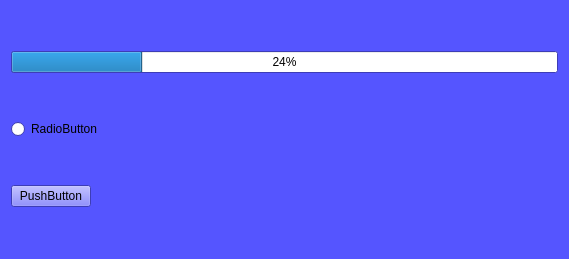
This is GUI/RegisterCoffeeWidget.ui in MikDal002/CoffeDiary as Qt 5 draws it before an edit. The edited form follows.
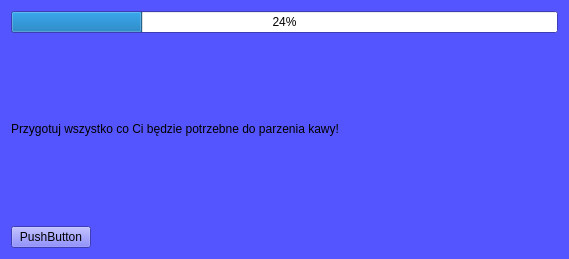
This is the edited form.

Commit message: Dodano obsługę autoaktualizacji czasu preinfuzji w trakcie "nagrywania" kawy.

The edit to the form file:
```diff
--- a/GUI/RegisterCoffeeWidget.ui
+++ b/GUI/RegisterCoffeeWidget.ui
@@ -439,9 +439,15 @@
    <item>
     <layout class="QVBoxLayout" name="vlCoffeeParam">
      <item>
-      <widget class="QRadioButton" name="radioButton">
+      <widget class="QLabel" name="label">
        <property name="text">
-        <string>RadioButton</string>
+        <string>Przygotuj wszystko co Ci będzie potrzebne do parzenia kawy!</string>
+       </property>
+       <property name="textFormat">
+        <enum>Qt::RichText</enum>
+       </property>
+       <property name="wordWrap">
+        <bool>true</bool>
        </property>
       </widget>
      </item>
```
The commit also changes 11 other files.
